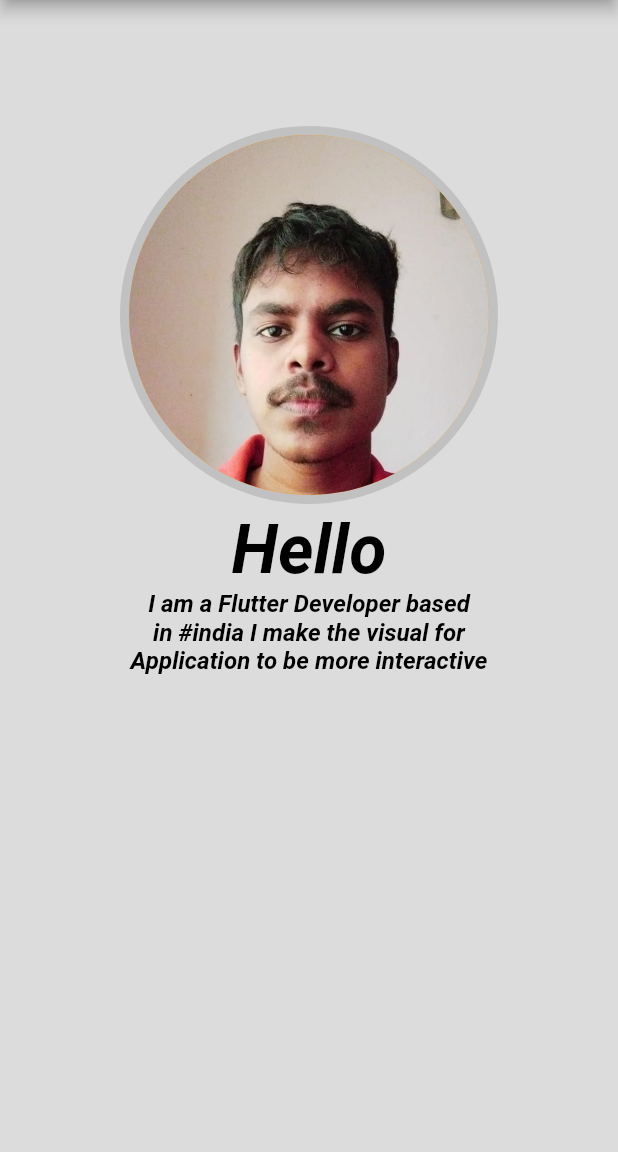
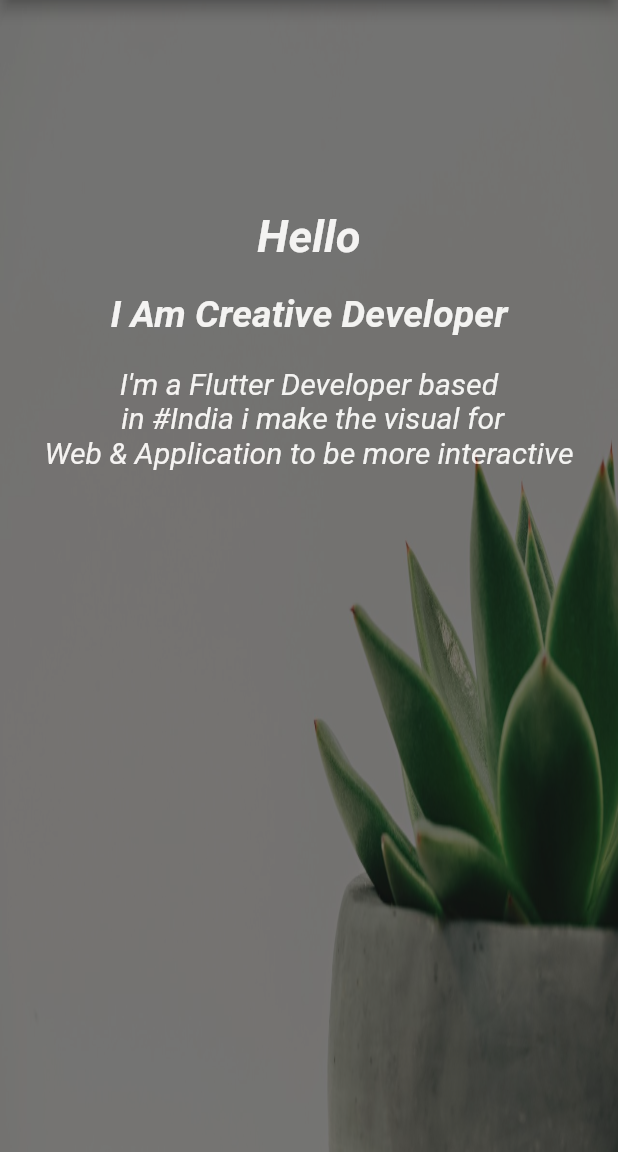
Before and after one commit to FAYIS111/Portfolio, a Flutter app: the screen it shows after launch, on a phone screen of 412 x 824 dp, the part 84-1236 px from its top. Run offline on Flutter 3.47's test engine with Material 2 defaults, Android fonts, the phone set to English and light mode, and no system bars.

```diff
--- a/lib/pages/firstPage.dart
+++ b/lib/pages/firstPage.dart
@@ -1,3 +1,4 @@
+// ignore: file_names
 import 'package:flutter/material.dart';
 import 'package:portfolio/widgets/textWidget.dart';
 
@@ -6,50 +7,60 @@ class FirstPage extends StatelessWidget {
 
   @override
   Widget build(BuildContext context) {
-    return Container(
+    return Opacity(
+      opacity: 0.5,
+      child: Container(
+        color: Colors.black,
         height: MediaQuery.of(context).size.height,
         width: MediaQuery.of(context).size.width,
-      decoration: const BoxDecoration(
-        color: Colors.black12,
-      ),
-      child: Padding(
-        padding: const EdgeInsets.all(80),
+        child: Container(
+          padding: const EdgeInsets.only(top: 130),
           child: Column(
             children: [
-            const CircleAvatar(
-              radius: 130,
-              backgroundColor: Colors.black12,
-              child: CircleAvatar(
-                radius: 120,
-                backgroundColor: Colors.orange,
-                backgroundImage: AssetImage("assets/pic4.jpeg"),
+              Padding(
+                padding: const EdgeInsets.only(
+                  top: 10,
+                  bottom: 10,
+                ),
+                child: TextWidget(
+                  widgetText: "Hello",
+                  fontValue: 30,
+                  fontWeight: FontWeight.bold,
+                  textColor: Colors.white,
                 ),
               ),
-            const Text(
-              "Hello",
-              style: TextStyle(
-                color: Colors.black,
-                fontSize: 45,
+              Padding(
+                padding: const EdgeInsets.only(
+                  top: 10,
+                  bottom: 20,
+                ),
+                child: TextWidget(
+                  widgetText: "I Am Creative Developer",
+                  fontValue: 25,
                   fontWeight: FontWeight.bold,
-                fontStyle: FontStyle.italic,
+                  textColor: Colors.white,
                 ),
               ),
               TextWidget(
-              widgetText: "I am a Flutter Developer based",
-              fontValue: 16,
-              fontWeight: FontWeight.bold,
+                widgetText: "I'm a Flutter Developer based",
+                fontValue: 20,
+                fontWeight: FontWeight.normal,
+                textColor: Colors.white,
               ),
               TextWidget(
-              widgetText: "in #india I make the visual for",
-              fontValue: 16,
-              fontWeight: FontWeight.bold,
+                widgetText: " in #India i make the visual for",
+                fontValue: 20,
+                fontWeight: FontWeight.normal,
+                textColor: Colors.white,
               ),
               TextWidget(
-              widgetText: "Application to be more interactive",
-              fontValue: 16,
-              fontWeight: FontWeight.bold,
+                widgetText: "Web & Application to be more interactive",
+                fontValue: 20,
+                fontWeight: FontWeight.normal,
+                textColor: Colors.white,
               ),
             ],
+          ),
         ),
       ),
     );
--- a/lib/pages/fourthPage.dart
+++ b/lib/pages/fourthPage.dart
@@ -7,7 +7,7 @@ class FourthPage extends StatelessWidget {
   @override
   Widget build(BuildContext context) {
     return Padding(
-      padding: const EdgeInsets.all(5),
+      padding: const EdgeInsets.all(0.5),
       child: Card(
         shadowColor: Colors.grey,
         elevation: 10,
--- a/lib/pages/homePage.dart
+++ b/lib/pages/homePage.dart
@@ -3,6 +3,7 @@ import 'package:portfolio/pages/fifthPage.dart';
 import 'package:portfolio/pages/firstPage.dart';
 import 'package:portfolio/pages/fourthPage.dart';
 import 'package:portfolio/pages/secondPage.dart';
+import 'package:portfolio/pages/seventhPage.dart';
 import 'package:portfolio/pages/sixthPage.dart';
 import 'package:portfolio/pages/thirdPage.dart';
 
@@ -11,7 +12,17 @@ class HomePage extends StatelessWidget {
 
   @override
   Widget build(BuildContext context) {
-    return Container(
+    return Stack(
+      children: [
+        Container(
+          height: MediaQuery.of(context).size.height,
+          width: MediaQuery.of(context).size.width,
+          child: Image.asset(
+            "assets/wallPaper1.jpeg",
+            fit: BoxFit.fill,
+          ),
+        ),
+        Container(
           height: MediaQuery.of(context).size.height,
           width: MediaQuery.of(context).size.width,
           child: ListView(
@@ -22,8 +33,11 @@ class HomePage extends StatelessWidget {
               const FourthPage(),
               FifthPage(),
               const SixthPage(),
+              SeventhPage(),
             ],
           ),
+        ),
+      ],
     );
   }
 }
--- a/lib/pages/sixthPage.dart
+++ b/lib/pages/sixthPage.dart
@@ -8,7 +8,7 @@ class SixthPage extends StatelessWidget {
   @override
   Widget build(BuildContext context) {
     return Padding(
-      padding: const EdgeInsets.all(5),
+      padding: const EdgeInsets.all(0.5),
       child: Card(
         shadowColor: Colors.grey,
         elevation: 10,
@@ -24,12 +24,14 @@ class SixthPage extends StatelessWidget {
                 widgetText: "Services",
                 fontValue: 30,
                 fontWeight: FontWeight.bold,
+                textColor: Colors.black,
               ),
             ),
             TextWidget(
               widgetText: "----***----",
               fontValue: 20,
               fontWeight: FontWeight.bold,
+              textColor: Colors.black,
             ),
             ServiceCard(
                 avatarImage: "assets/flutter.jpeg",
--- a/lib/widgets/servieceCard.dart
+++ b/lib/widgets/servieceCard.dart
@@ -38,6 +38,7 @@ class ServiceCard extends StatelessWidget {
                 widgetText: headerName,
                 fontValue: 26,
                 fontWeight: FontWeight.bold,
+                textColor: Colors.black,
               ),
             ),
             Padding(
@@ -51,6 +52,7 @@ class ServiceCard extends StatelessWidget {
                 widgetText: discription,
                 fontValue: 20,
                 fontWeight: FontWeight.normal,
+                textColor: Colors.black,
               ),
             ),
           ],
--- a/lib/widgets/textWidget.dart
+++ b/lib/widgets/textWidget.dart
@@ -4,19 +4,20 @@ class TextWidget extends StatelessWidget {
   final String widgetText;
   final double? fontValue;
   final FontWeight? fontWeight;
-
+  final Color textColor;
   TextWidget(
       {super.key,
       required this.widgetText,
       required this.fontValue,
-      required this.fontWeight});
+      required this.fontWeight,
+      required this.textColor});
 
   @override
   Widget build(BuildContext context) {
     return Text(
       widgetText,
       style: TextStyle(
-        color: Colors.black,
+        color: textColor,
         fontWeight: fontWeight,
         fontSize: fontValue,
         fontStyle: FontStyle.italic,
--- a/pubspec.yaml
+++ b/pubspec.yaml
@@ -71,6 +71,12 @@ flutter:
     - assets/git.jpeg
     - assets/gitHub.jpeg
     - assets/vsCode.jpeg
+    - assets/wallPaper1.jpeg
+    - assets/wallPaper2.jpeg
+    - assets/wallPaper3.jpeg
+    - assets/portfolio1.jpeg
+    - assets/portfolio2.jpeg
+    - assets/portfolio3.jpeg
   # An image asset can refer to one or more resolution-specific "variants", see
   # https://flutter.dev/assets-and-images/#resolution-aware
 
```
Also changed, not shown: lib/pages/fifthPage.dart (+14 -7 lines), lib/pages/seventhPage.dart (added, +46 -0 lines), lib/pages/thirdPage.dart (+31 -11 lines), lib/widgets/portfolioCard.dart (added, +49 -0 lines), assets/portfolio1.jpeg (added), assets/portfolio2.jpeg (added), assets/portfolio3.jpeg (added). Lines whose indentation alone changed are shown as unchanged.
